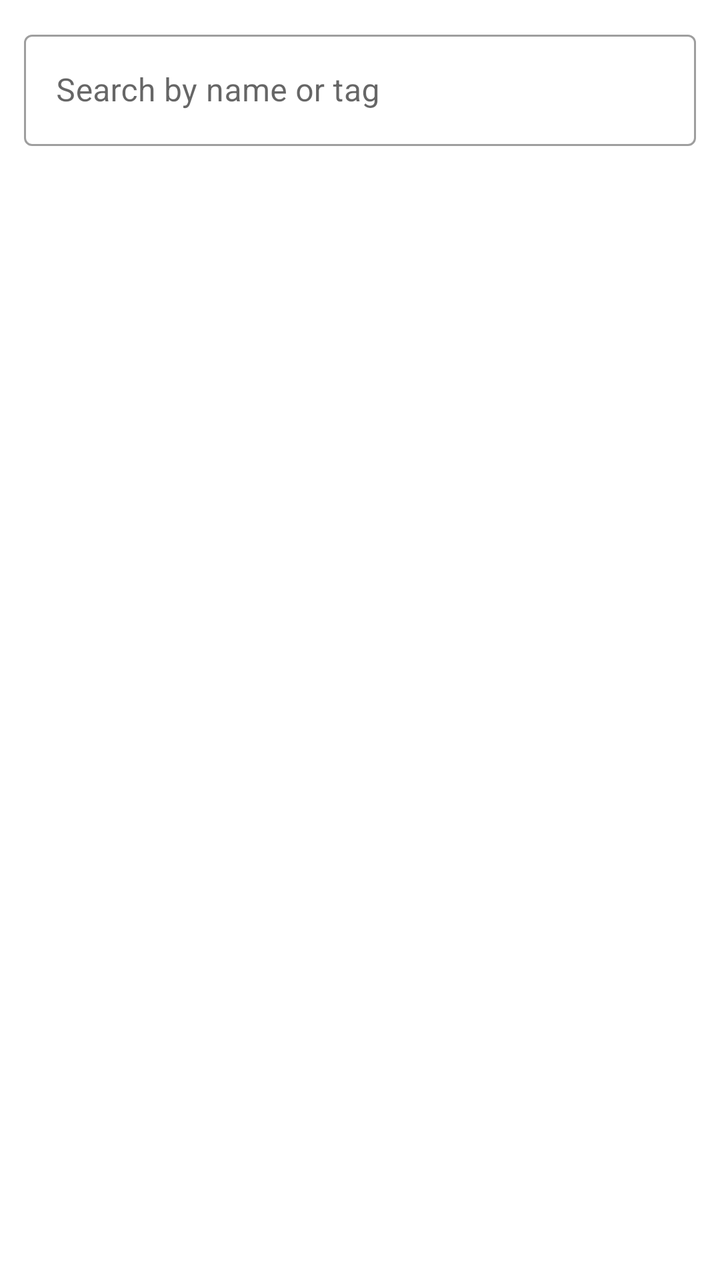
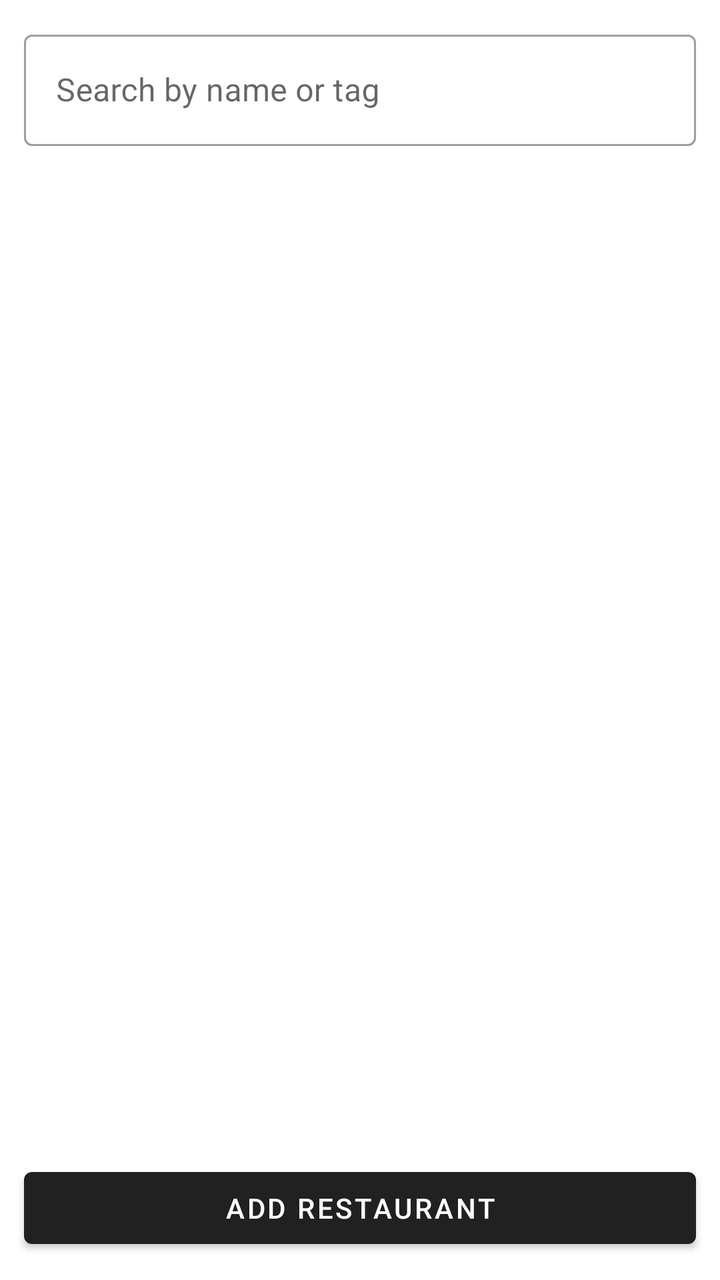

Two renders of the same Android screen: before a commit and after it. Below are the layout's source before the change and the commit's diff.
<!-- AndroidManifest.xml: application theme Theme.RestaurantGuide -->
<!-- res/layout/activity_restaurant_list.xml -->
<?xml version="1.0" encoding="utf-8"?>
<LinearLayout xmlns:android="http://schemas.android.com/apk/res/android"
    xmlns:app="http://schemas.android.com/apk/res-auto"
    android:layout_width="match_parent"
    android:layout_height="match_parent"
    android:orientation="vertical"
    android:padding="8dp">

    <com.google.android.material.textfield.TextInputLayout
        style="@style/Widget.MaterialComponents.TextInputLayout.OutlinedBox"
        android:layout_width="match_parent"
        android:layout_height="wrap_content"
        android:layout_margin="4dp"
        android:hint="Search by name or tag">

        <com.google.android.material.textfield.TextInputEditText
            android:id="@+id/etSearch"
            android:layout_width="match_parent"
            android:layout_height="wrap_content"
            android:imeOptions="actionSearch"
            android:inputType="text"
            android:maxLines="1" />
    </com.google.android.material.textfield.TextInputLayout>

    <TextView
        android:id="@+id/tvEmpty"
        android:layout_width="match_parent"
        android:layout_height="wrap_content"
        android:layout_marginTop="32dp"
        android:gravity="center"
        android:text="No restaurants found"
        android:visibility="gone" />

    <androidx.recyclerview.widget.RecyclerView
        android:id="@+id/rvRestaurants"
        android:layout_width="match_parent"
        android:layout_height="0dp"
        android:layout_weight="1"
        app:layoutManager="androidx.recyclerview.widget.LinearLayoutManager" />
</LinearLayout>
<!-- resources referenced by this layout -->
<resources>
  <style name="Theme.RestaurantGuide" parent="Base.Theme.RestaurantGuide" />
  <style name="Base.Theme.RestaurantGuide" parent="Theme.MaterialComponents.DayNight.DarkActionBar">
          
          
      </style>
</resources>

<!-- the commit's change to res/layout/activity_restaurant_list.xml (unified diff, before → after) -->
@@ -37,4 +37,10 @@
         android:layout_height="0dp"
         android:layout_weight="1"
         app:layoutManager="androidx.recyclerview.widget.LinearLayoutManager" />
+    <com.google.android.material.button.MaterialButton
+        android:id="@+id/btnAdd"
+        android:layout_width="match_parent"
+        android:layout_height="wrap_content"
+        android:layout_margin="4dp"
+        android:text="Add Restaurant" />
 </LinearLayout>
